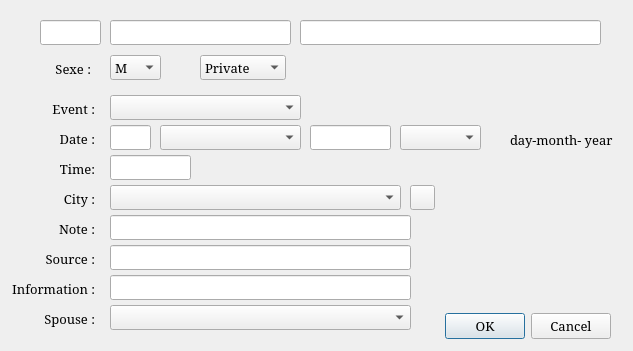
First picture: the form in event.ui, repository phioconte/genealogy, before the edit.
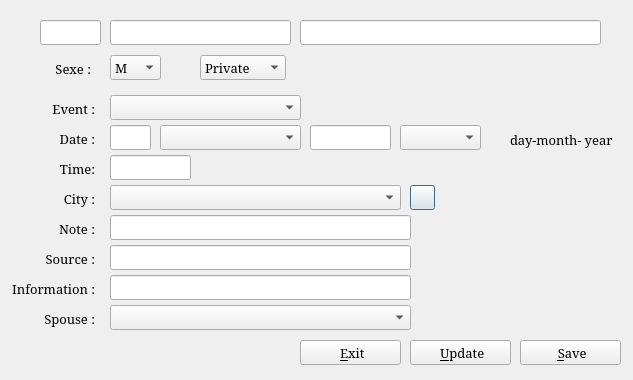
Second picture: the form after the edit. Icons and pictures are not drawn.

Patch:
```diff
--- a/event.ui
+++ b/event.ui
@@ -7,7 +7,7 @@
     <x>0</x>
     <y>0</y>
     <width>633</width>
-    <height>351</height>
+    <height>380</height>
    </rect>
   </property>
   <property name="font">
@@ -19,22 +19,6 @@
   <property name="windowTitle">
    <string>Event</string>
   </property>
-  <widget class="QDialogButtonBox" name="buttonBox">
-   <property name="geometry">
-    <rect>
-     <x>310</x>
-     <y>310</y>
-     <width>301</width>
-     <height>32</height>
-    </rect>
-   </property>
-   <property name="orientation">
-    <enum>Qt::Horizontal</enum>
-   </property>
-   <property name="standardButtons">
-    <set>QDialogButtonBox::Cancel|QDialogButtonBox::Ok</set>
-   </property>
-  </widget>
   <widget class="QLineEdit" name="EId">
    <property name="geometry">
     <rect>
@@ -482,6 +466,75 @@
     </rect>
    </property>
   </widget>
+  <widget class="QPushButton" name="Save">
+   <property name="geometry">
+    <rect>
+     <x>520</x>
+     <y>340</y>
+     <width>101</width>
+     <height>25</height>
+    </rect>
+   </property>
+   <property name="font">
+    <font>
+     <family>Serif</family>
+     <pointsize>10</pointsize>
+    </font>
+   </property>
+   <property name="text">
+    <string> &amp;Save</string>
+   </property>
+   <property name="icon">
+    <iconset>
+     <normaloff>ressources_png/save.jpg</normaloff>ressources_png/save.jpg</iconset>
+   </property>
+  </widget>
+  <widget class="QPushButton" name="Exit">
+   <property name="geometry">
+    <rect>
+     <x>300</x>
+     <y>340</y>
+     <width>101</width>
+     <height>25</height>
+    </rect>
+   </property>
+   <property name="font">
+    <font>
+     <family>Serif</family>
+     <pointsize>10</pointsize>
+    </font>
+   </property>
+   <property name="text">
+    <string> &amp;Exit</string>
+   </property>
+   <property name="icon">
+    <iconset>
+     <normaloff>ressources_png/quitter.png</normaloff>ressources_png/quitter.png</iconset>
+   </property>
+  </widget>
+  <widget class="QPushButton" name="Update">
+   <property name="geometry">
+    <rect>
+     <x>410</x>
+     <y>340</y>
+     <width>101</width>
+     <height>25</height>
+    </rect>
+   </property>
+   <property name="font">
+    <font>
+     <family>Serif</family>
+     <pointsize>10</pointsize>
+    </font>
+   </property>
+   <property name="text">
+    <string> &amp;Update</string>
+   </property>
+   <property name="icon">
+    <iconset>
+     <normaloff>ressources_png/update.png</normaloff>ressources_png/update.png</iconset>
+   </property>
+  </widget>
  </widget>
  <resources/>
  <connections>
```
Left out of the diff: 35 changed lines with no effect on the pictures.
